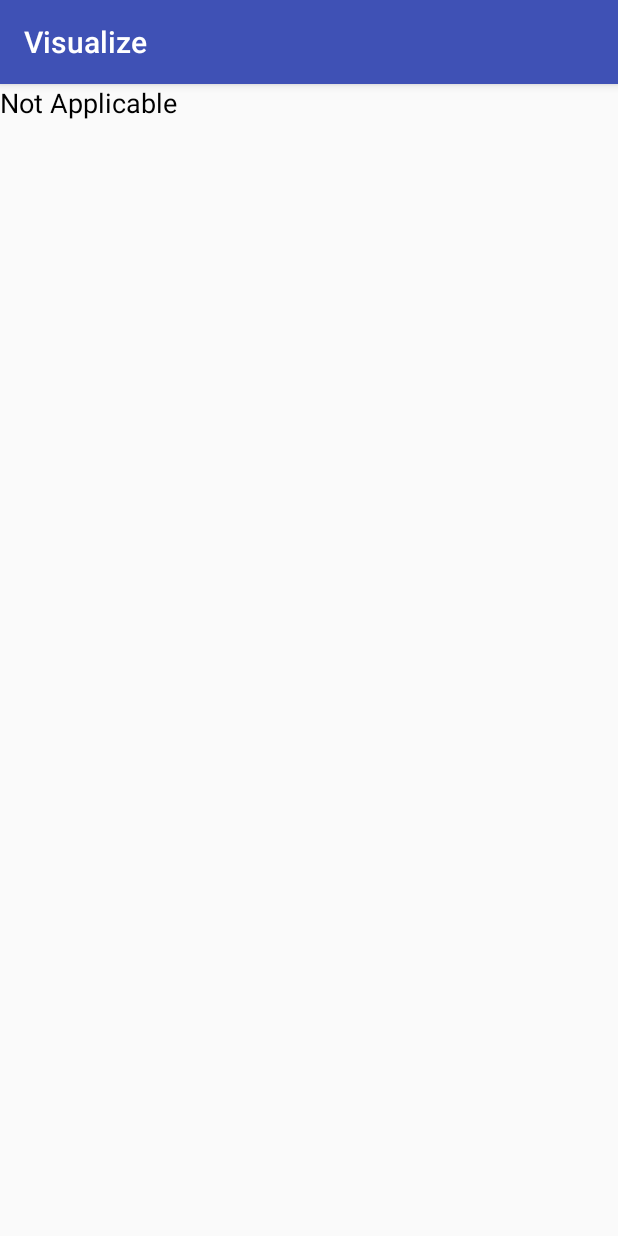
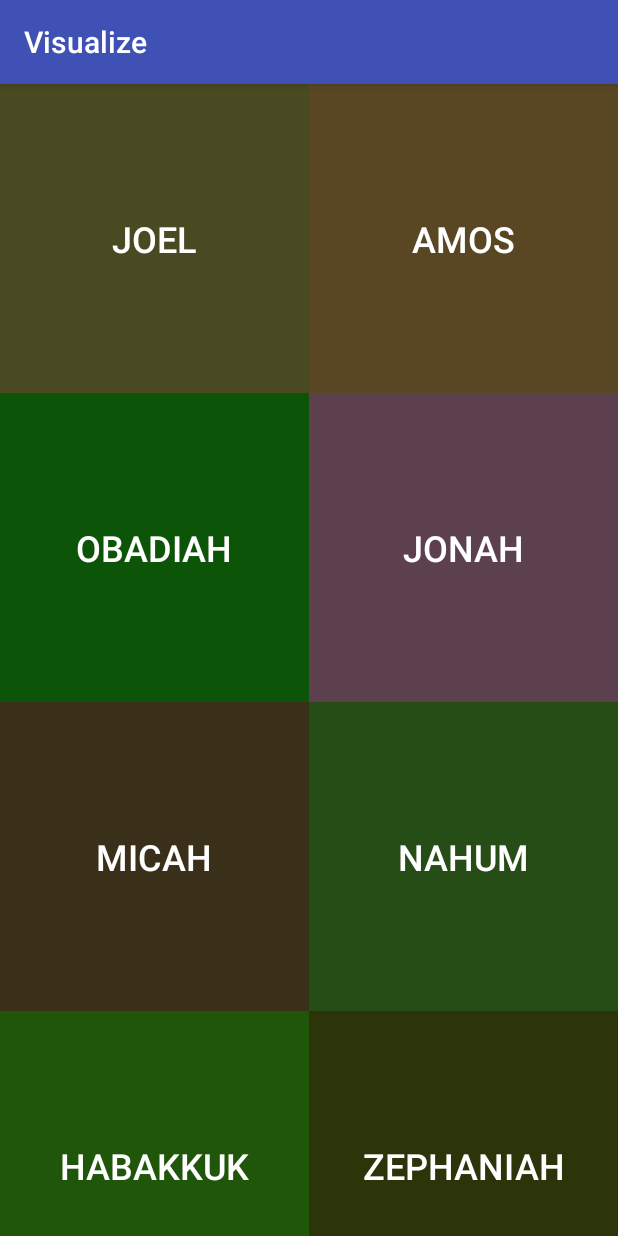
Before and after one commit to All-Hackathon-Projects/Stud_Vision, an Android app: the screen it shows after launch (MainActivity), on a phone screen of 412 x 824 dp. Run offline under Robolectric (Android 15) with nearby library versions, the phone set to English and light mode, and no system bars; libraries missing offline, so code that uses them is left out: com.google.firebase.ml.

```diff
--- a/app/src/main/java/com/pennappsxviii/visualize/MainActivity.java
+++ b/app/src/main/java/com/pennappsxviii/visualize/MainActivity.java
@@ -10,6 +10,7 @@ import android.content.Intent;
 import android.content.SharedPreferences;
 import android.content.pm.PackageManager;
 
+import android.content.res.Resources;
 import android.graphics.Bitmap;
 import android.graphics.BitmapFactory;
 import android.graphics.Color;
@@ -33,8 +34,14 @@ import android.text.method.LinkMovementMethod;
 import android.text.style.ClickableSpan;
 import android.text.style.ForegroundColorSpan;
 import android.util.Log;
+import android.view.Gravity;
 import android.view.View;
+import android.widget.Button;
+import android.widget.ImageButton;
+import android.widget.LinearLayout;
+import android.widget.ScrollView;
 import android.widget.TextView;
+import android.widget.Toast;
 
 import com.google.android.gms.tasks.OnFailureListener;
 import com.google.android.gms.tasks.OnSuccessListener;
@@ -49,6 +56,8 @@ import com.google.firebase.ml.vision.text.RecognizedLanguage;
 import java.io.File;
 import java.io.IOException;
 import java.text.SimpleDateFormat;
+import java.util.ArrayList;
+import java.util.Arrays;
 import java.util.Currency;
 import java.util.Date;
 import java.util.List;
@@ -71,6 +80,7 @@ public class MainActivity extends AppCompatActivity {
         setContentView(R.layout.activity_main);
         getSupportActionBar().setDisplayHomeAsUpEnabled(false);
         documentText = (TextView) findViewById(R.id.documentText);
+        flashcardDisplay();
 
         if (ContextCompat.checkSelfPermission(this, Manifest.permission.CAMERA) != PackageManager.PERMISSION_GRANTED) {
             if (getFromPref(this, ALLOW_KEY)) {
@@ -232,8 +242,7 @@ public class MainActivity extends AppCompatActivity {
         FirebaseVisionImage image = FirebaseVisionImage.fromBitmap(bitmapImage);
         FirebaseVisionTextRecognizer textRecognizer = FirebaseVision.getInstance().getOnDeviceTextRecognizer();
 
-        textRecognizer.processImage(image)
-            .addOnSuccessListener(new OnSuccessListener<FirebaseVisionText>() {
+        textRecognizer.processImage(image).addOnSuccessListener(new OnSuccessListener<FirebaseVisionText>() {
                 @Override
                 public void onSuccess(FirebaseVisionText result) {
                     // Task completed successfully
@@ -310,4 +319,67 @@ public class MainActivity extends AppCompatActivity {
         }
         return spanString;
     }
+
+    // Text Display
+    private void flashcardDisplay () {
+        ArrayList<String> arr = new ArrayList(Arrays.asList("Joel","Amos","Obadiah","Jonah","Micah","Nahum",
+                "Habakkuk","Zephaniah","Haggai","Zechariah","Malachi", "Matthew", "Mark", "Luke", "John", "Acts",
+                "Romans", "Galatians", "Ephesians", "Philippians", "Colossians", "1 Thessalonians", "Titus", "Philemon",
+                "Hebrews", "James", "1 Peter", "2 Peter", "Jude", "Revelation"));
+        ArrayList<LinearLayout> layoutPackage = new ArrayList<LinearLayout>();
+        // Layout Package
+        for(int i = 0; i < arr.size(); i++) {
+            String str = arr.get(i);
+
+            final LinearLayout tempLayout = new LinearLayout(this);
+            tempLayout.setOrientation(LinearLayout.VERTICAL);
+            tempLayout.setLayoutParams(new LinearLayout.LayoutParams(LinearLayout.LayoutParams.WRAP_CONTENT, LinearLayout.LayoutParams.WRAP_CONTENT, 1f));
+            tempLayout.setGravity(Gravity.CENTER);
+
+            final Button tempButton = new Button(this);
+            tempButton.setLayoutParams(new LinearLayout.LayoutParams(Resources.getSystem().getDisplayMetrics().widthPixels/2, Resources.getSystem().getDisplayMetrics().widthPixels/2));
+            tempButton.setForegroundGravity(Gravity.CENTER);
+
+            tempButton.setBackgroundColor(Color.rgb((int)(Math.random()*100), (int)(Math.random()*100), (int)(Math.random()*100)));
+            tempButton.setText(str);
+            tempButton.setTextSize(24);
+            tempButton.setTextColor(Color.WHITE);
+            tempButton.setOnClickListener(new View.OnClickListener() {
+                @Override
+                public void onClick(View v) {
+                    //Intent intent = new Intent(BibleListActivity.this, BibleTextActivity.class);
+                    //intent.putExtra("EXTRA_SESSION_ID", tempImageButton.getTag().toString());
+                    //startActivity(intent);
+                    Log.d("STATE", tempButton.getTag() + "");
+                }
+            });
+            tempLayout.addView(tempButton);
+            layoutPackage.add(tempLayout);
+        }
+        // Scroll
+        ScrollView view = new ScrollView(this);
+        view.setLayoutParams(new LinearLayout.LayoutParams(LinearLayout.LayoutParams.MATCH_PARENT, LinearLayout.LayoutParams.MATCH_PARENT));
+
+        // Establish Three Vertical Regions Of Equal Weight
+        LinearLayout main = new LinearLayout(this);
+        main.setOrientation(LinearLayout.HORIZONTAL);
+        main.setLayoutParams(new LinearLayout.LayoutParams(LinearLayout.LayoutParams.MATCH_PARENT, LinearLayout.LayoutParams.MATCH_PARENT));
+        main.setWeightSum(3f);
+        LinearLayout col1 = new LinearLayout(this);
+        col1.setOrientation(LinearLayout.VERTICAL);
+        col1.setLayoutParams(new LinearLayout.LayoutParams(LinearLayout.LayoutParams.WRAP_CONTENT, LinearLayout.LayoutParams.WRAP_CONTENT, 1f));
+        col1.setGravity(Gravity.CENTER);
+        // Loop To Add Internal Layouts To Column
+        for(int i = 0; i < layoutPackage.size(); i+=2) col1.addView(layoutPackage.get(i));
+        main.addView(col1);
+        LinearLayout col2 = new LinearLayout(this);
+        col2.setOrientation(LinearLayout.VERTICAL);
+        col2.setLayoutParams(new LinearLayout.LayoutParams(LinearLayout.LayoutParams.WRAP_CONTENT, LinearLayout.LayoutParams.WRAP_CONTENT, 1f));
+        col2.setGravity(Gravity.CENTER);
+        // Loop To Add Internal Layouts To Column
+        for(int i = 1; i < layoutPackage.size(); i+=2) col2.addView(layoutPackage.get(i));
+        main.addView(col2);
+        view.addView(main);
+        setContentView(view);
+    }
 }
```
